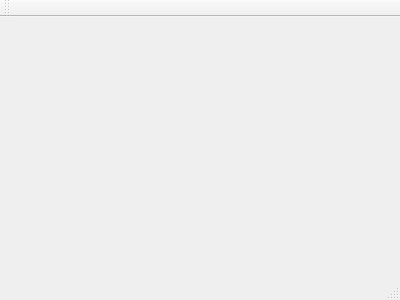
The window that clienttcpwindow.ui (jhgao/ncclient-tcp) describes before a commit, drawn with Qt 5.
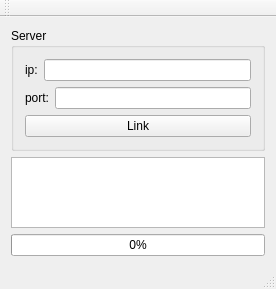
The same window after the commit. Custom widgets are drawn as their Qt base class.

```diff
--- a/clienttcpwindow.ui
+++ b/clienttcpwindow.ui
@@ -1,24 +1,103 @@
 <ui version="4.0">
  <class>ClientTcpWindow</class>
- <widget class="QMainWindow" name="ClientTcpWindow" >
-  <property name="geometry" >
+ <widget class="QMainWindow" name="ClientTcpWindow">
+  <property name="geometry">
    <rect>
     <x>0</x>
     <y>0</y>
-    <width>400</width>
-    <height>300</height>
+    <width>276</width>
+    <height>289</height>
    </rect>
   </property>
   <property name="windowTitle" >
    <string>ClientTcpWindow</string>
   </property>
-  <widget class="QMenuBar" name="menuBar" />
-  <widget class="QToolBar" name="mainToolBar" />
-  <widget class="QWidget" name="centralWidget" />
-  <widget class="QStatusBar" name="statusBar" />
+  <widget class="QWidget" name="centralWidget">
+   <layout class="QGridLayout" name="gridLayout">
+    <item row="0" column="0">
+     <widget class="QGroupBox" name="groupBox_server">
+      <property name="title">
+       <string>Server</string>
+      </property>
+      <layout class="QVBoxLayout" name="verticalLayout">
+       <item>
+        <layout class="QHBoxLayout" name="horizontalLayout">
+         <item>
+          <widget class="QLabel" name="label_serverAddr">
+           <property name="text">
+            <string>ip:</string>
+           </property>
+          </widget>
+         </item>
+         <item>
+          <widget class="QLineEdit" name="lineEdit_serverAddr"/>
+         </item>
+        </layout>
+       </item>
+       <item>
+        <layout class="QHBoxLayout" name="horizontalLayout_2">
+         <item>
+          <widget class="QLabel" name="label_serverPort">
+           <property name="text">
+            <string>port:</string>
+           </property>
+          </widget>
+         </item>
+         <item>
+          <widget class="QLineEdit" name="lineEdit_serverPort"/>
+         </item>
+        </layout>
+       </item>
+       <item>
+        <widget class="QPushButton" name="pushButton_linkServer">
+         <property name="text">
+          <string>Link</string>
+         </property>
+        </widget>
+       </item>
+      </layout>
+     </widget>
+    </item>
+    <item row="2" column="0">
+     <widget class="RcvProgressView" name="graphicsView"/>
+    </item>
+    <item row="3" column="0">
+     <widget class="QProgressBar" name="progressBar">
+      <property name="value">
+       <number>0</number>
+      </property>
+     </widget>
+    </item>
+   </layout>
+  </widget>
+  <widget class="QMenuBar" name="menuBar">
+   <property name="geometry">
+    <rect>
+     <x>0</x>
+     <y>0</y>
+     <width>276</width>
+     <height>23</height>
+    </rect>
+   </property>
+  </widget>
+  <widget class="QToolBar" name="mainToolBar">
+   <attribute name="toolBarArea">
+    <enum>TopToolBarArea</enum>
+   </attribute>
+   <attribute name="toolBarBreak">
+    <bool>false</bool>
+   </attribute>
+  </widget>
+  <widget class="QStatusBar" name="statusBar"/>
  </widget>
- <layoutDefault spacing="6" margin="11" />
- <pixmapfunction></pixmapfunction>
+ <layoutdefault spacing="6" margin="11"/>
+ <customwidgets>
+  <customwidget>
+   <class>RcvProgressView</class>
+   <extends>QGraphicsView</extends>
+   <header>gui/rcvprogressview.h</header>
+  </customwidget>
+ </customwidgets>
  <resources/>
  <connections/>
 </ui>
```
Left out of the diff: 3 changed lines with no effect on the pictures.
